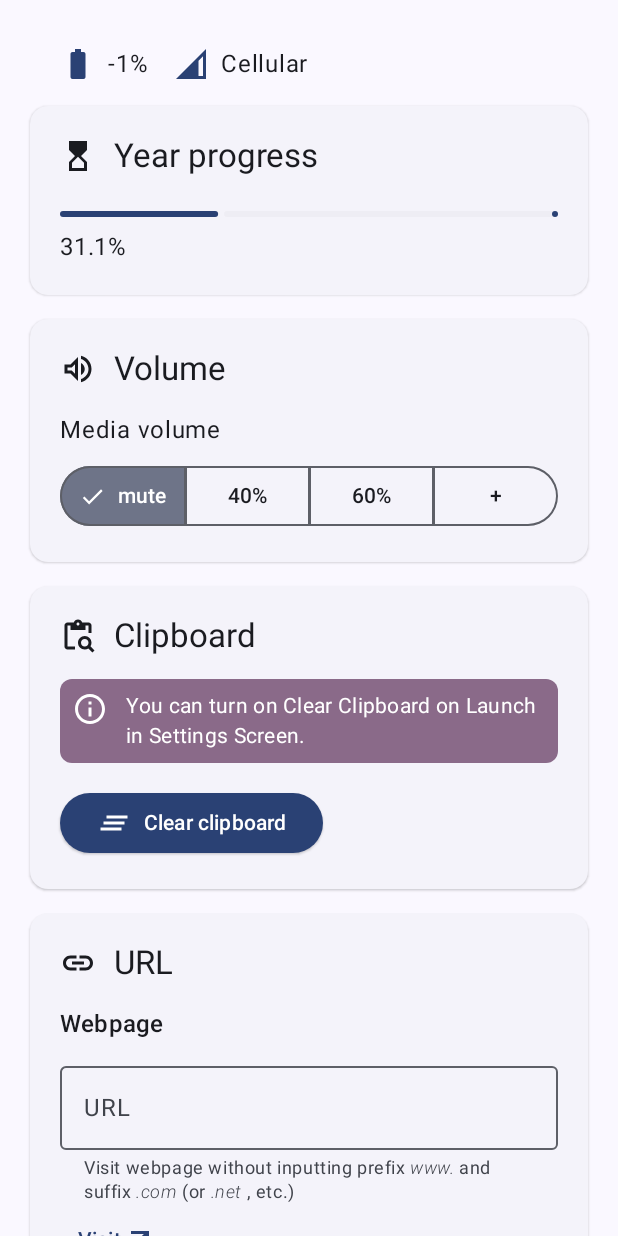
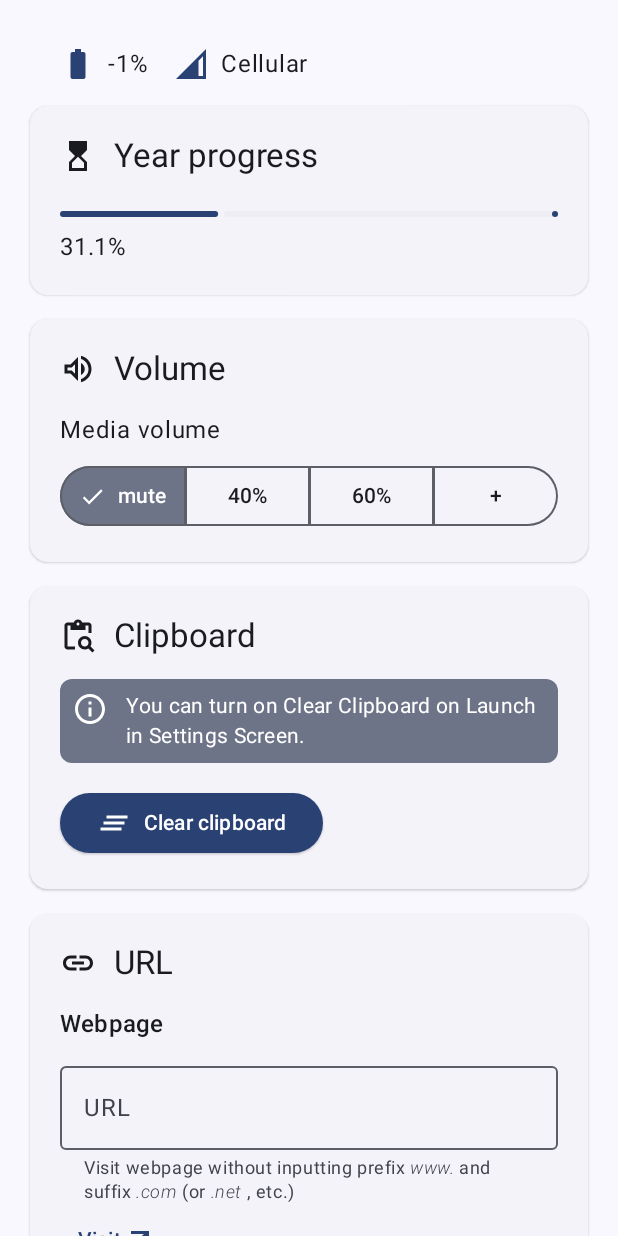
Before and after one commit to dizzykitty3/AndroidToolKitty, an Android app built with Jetpack Compose: the screen it shows after launch (MainActivity), on a phone screen of 412 x 824 dp. Run offline under Robolectric (Android 15) with nearby library versions, the phone set to English and light mode, and no system bars; our stand-ins replace Dagger/Hilt's generated code.

Commit message:
custom tip color: -> secondaryContainer

```diff
--- a/app/src/main/kotlin/me/dizzykitty3/androidtoolkitty/foundation/composable/CustomText.kt
+++ b/app/src/main/kotlin/me/dizzykitty3/androidtoolkitty/foundation/composable/CustomText.kt
@@ -101,8 +101,8 @@ fun CustomTip(
     Card(
         shape = RoundedCornerShape(dimensionResource(id = R.dimen.padding_tip)),
         colors = CardDefaults.cardColors(
-            containerColor = MaterialTheme.colorScheme.tertiaryContainer,
-            contentColor = MaterialTheme.colorScheme.onTertiaryContainer
+            containerColor = MaterialTheme.colorScheme.secondaryContainer,
+            contentColor = MaterialTheme.colorScheme.onSecondaryContainer
         )
     ) {
         Row(
```
